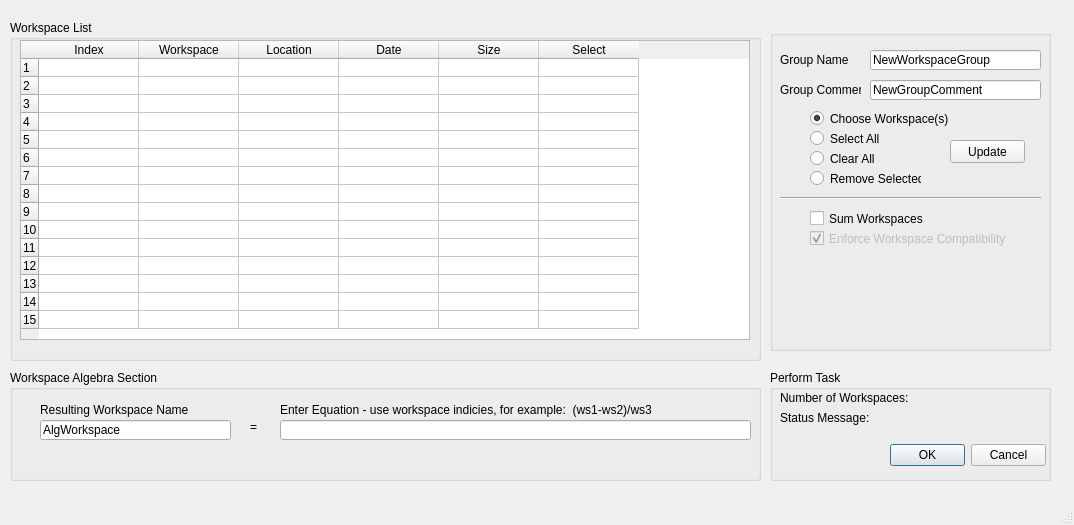
Before: the Qt Designer form WorkspaceComposer.ui in neutrons/mslice_2.0, drawn with Qt 5.
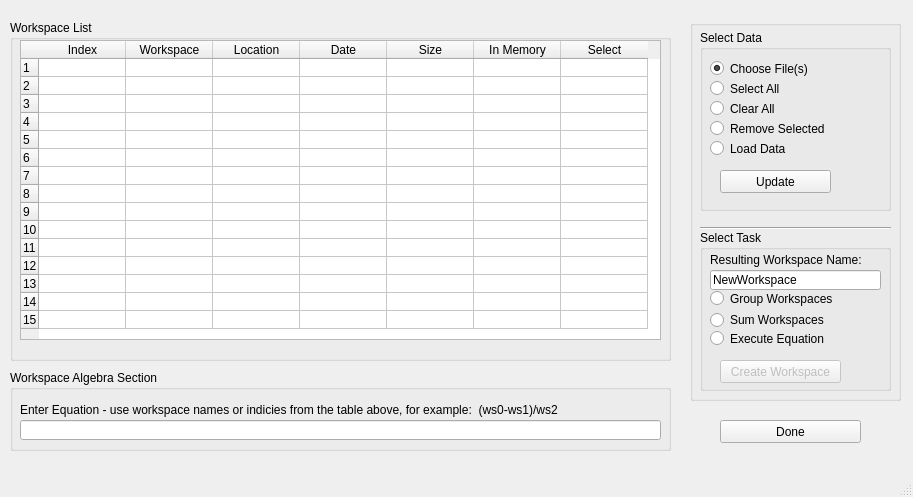
After: the same form once the commit is applied.

Commit message:
Reduced size of GUIs and refactored Workspace Composer
The MSlice GUI size was reduced by 40% and the Workspace composer was
reworked to better accommodate dataflow and workflow.

```diff
--- a/WorkspaceComposer.ui
+++ b/WorkspaceComposer.ui
@@ -6,8 +6,8 @@
    <rect>
     <x>0</x>
     <y>0</y>
-    <width>1074</width>
-    <height>525</height>
+    <width>913</width>
+    <height>497</height>
    </rect>
   </property>
   <property name="windowTitle">
@@ -17,99 +17,163 @@
    <widget class="QGroupBox" name="groupBox">
     <property name="geometry">
      <rect>
-      <x>770</x>
-      <y>30</y>
-      <width>281</width>
-      <height>321</height>
+      <x>690</x>
+      <y>20</y>
+      <width>211</width>
+      <height>381</height>
      </rect>
     </property>
     <property name="title">
      <string/>
     </property>
-    <widget class="QLineEdit" name="lineEditGroupName">
+    <widget class="Line" name="line">
      <property name="geometry">
       <rect>
-       <x>100</x>
-       <y>20</y>
-       <width>171</width>
-       <height>20</height>
+       <x>10</x>
+       <y>200</y>
+       <width>191</width>
+       <height>16</height>
       </rect>
      </property>
-     <property name="text">
-      <string>NewWorkspaceGroup</string>
+     <property name="orientation">
+      <enum>Qt::Horizontal</enum>
      </property>
     </widget>
+    <widget class="QGroupBox" name="groupBox_5">
+     <property name="geometry">
+      <rect>
+       <x>10</x>
+       <y>210</y>
+       <width>191</width>
+       <height>161</height>
+      </rect>
+     </property>
+     <property name="title">
+      <string>Select Task</string>
+     </property>
     <widget class="QLabel" name="label">
      <property name="geometry">
       <rect>
        <x>10</x>
        <y>20</y>
-       <width>71</width>
+        <width>171</width>
        <height>20</height>
       </rect>
      </property>
      <property name="text">
-      <string>Group Name</string>
-     </property>
-    </widget>
-    <widget class="QLabel" name="label_2">
+       <string>Resulting Workspace Name:</string>
+      </property>
+     </widget>
+     <widget class="QLineEdit" name="lineEditGroupName">
      <property name="geometry">
       <rect>
        <x>10</x>
-       <y>50</y>
-       <width>81</width>
+        <y>40</y>
+        <width>171</width>
        <height>20</height>
       </rect>
      </property>
      <property name="text">
-      <string>Group Comment</string>
-     </property>
-    </widget>
-    <widget class="QLineEdit" name="lineEditGroupComment">
+       <string>NewWorkspace</string>
+      </property>
+     </widget>
+     <widget class="QPushButton" name="pushButtonCreateWorkspace">
+      <property name="enabled">
+       <bool>false</bool>
+      </property>
      <property name="geometry">
       <rect>
-       <x>100</x>
-       <y>50</y>
-       <width>171</width>
+        <x>20</x>
+        <y>130</y>
+        <width>121</width>
+        <height>23</height>
+       </rect>
+      </property>
+      <property name="toolTip">
+       <string extracomment="Load Data to Enable "/>
+      </property>
+      <property name="text">
+       <string>Create Workspace</string>
+      </property>
+     </widget>
+     <widget class="QRadioButton" name="radioButtonSumWS">
+      <property name="geometry">
+       <rect>
+        <x>10</x>
+        <y>80</y>
+        <width>161</width>
        <height>20</height>
       </rect>
      </property>
      <property name="text">
-      <string>NewGroupComment</string>
-     </property>
-    </widget>
-    <widget class="QRadioButton" name="radioButtonSelectAll">
+       <string>Sum Workspaces</string>
+      </property>
+     </widget>
+     <widget class="QRadioButton" name="radioButtonGroupWS">
      <property name="geometry">
       <rect>
-       <x>40</x>
+        <x>10</x>
+        <y>60</y>
+        <width>161</width>
+        <height>17</height>
+       </rect>
+      </property>
+      <property name="text">
+       <string>Group Workspaces</string>
+      </property>
+     </widget>
+     <widget class="QRadioButton" name="radioButtonExecuteEqn">
+      <property name="geometry">
+       <rect>
+        <x>10</x>
        <y>100</y>
-       <width>82</width>
+        <width>171</width>
        <height>17</height>
       </rect>
      </property>
      <property name="text">
-      <string>Select All</string>
-     </property>
-    </widget>
-    <widget class="QRadioButton" name="radioButtonClearAll">
+       <string>Execute Equation</string>
+      </property>
+     </widget>
+     <zorder>label</zorder>
+     <zorder>lineEditGroupName</zorder>
+     <zorder>pushButtonCreateWorkspace</zorder>
+     <zorder>radioButtonSumWS</zorder>
+     <zorder>radioButtonSumWS</zorder>
+     <zorder>radioButtonGroupWS</zorder>
+     <zorder>radioButtonExecuteEqn</zorder>
+    </widget>
+    <widget class="QGroupBox" name="groupBox_6">
      <property name="geometry">
       <rect>
-       <x>40</x>
-       <y>120</y>
-       <width>82</width>
-       <height>17</height>
+       <x>10</x>
+       <y>10</y>
+       <width>191</width>
+       <height>181</height>
       </rect>
      </property>
-     <property name="text">
-      <string>Clear All</string>
+     <property name="title">
+      <string>Select Data</string>
      </property>
-    </widget>
-    <widget class="QRadioButton" name="radioButtonRemoveSelected">
+     <widget class="QPushButton" name="pushButtonUpdate">
      <property name="geometry">
       <rect>
-       <x>40</x>
+        <x>20</x>
        <y>140</y>
        <width>111</width>
+        <height>23</height>
+       </rect>
+      </property>
+      <property name="text">
+       <string>Update</string>
+      </property>
+     </widget>
+     <widget class="QRadioButton" name="radioButtonRemoveSelected">
+      <property name="geometry">
+       <rect>
+        <x>10</x>
+        <y>90</y>
+        <width>151</width>
        <height>17</height>
       </rect>
      </property>
@@ -117,79 +181,61 @@
       <string>Remove Selected</string>
      </property>
     </widget>
-    <widget class="QRadioButton" name="radioButtonChooseWorkspace">
+     <widget class="QRadioButton" name="radioButtonClearAll">
      <property name="geometry">
       <rect>
-       <x>40</x>
-       <y>80</y>
-       <width>211</width>
+        <x>10</x>
+        <y>70</y>
+        <width>151</width>
        <height>17</height>
       </rect>
      </property>
      <property name="text">
-      <string>Choose Workspace(s)</string>
-     </property>
-     <property name="checked">
-      <bool>true</bool>
-     </property>
-    </widget>
-    <widget class="QPushButton" name="pushButtonUpdate">
+       <string>Clear All</string>
+      </property>
+     </widget>
+     <widget class="QRadioButton" name="radioButtonSelectAll">
+      <property name="geometry">
+       <rect>
+        <x>10</x>
+        <y>50</y>
+        <width>151</width>
+        <height>17</height>
+       </rect>
+      </property>
+      <property name="text">
+       <string>Select All</string>
+      </property>
+     </widget>
+     <widget class="QRadioButton" name="radioButtonLoadData">
      <property name="geometry">
       <rect>
-       <x>180</x>
+        <x>10</x>
        <y>110</y>
-       <width>75</width>
-       <height>23</height>
+        <width>151</width>
+        <height>17</height>
       </rect>
      </property>
      <property name="text">
-      <string>Update</string>
-     </property>
-    </widget>
-    <widget class="QCheckBox" name="checkBoxEnforceCompatibility">
-     <property name="enabled">
-      <bool>false</bool>
-     </property>
+       <string>Load Data</string>
+      </property>
+     </widget>
+     <widget class="QRadioButton" name="radioButtonChooseWorkspace">
      <property name="geometry">
       <rect>
-       <x>40</x>
-       <y>200</y>
-       <width>231</width>
+        <x>10</x>
+        <y>30</y>
+        <width>161</width>
        <height>17</height>
       </rect>
      </property>
      <property name="text">
-      <string>Enforce Workspace Compatibility</string>
+       <string>Choose File(s)</string>
      </property>
      <property name="checked">
       <bool>true</bool>
      </property>
     </widget>
-    <widget class="QCheckBox" name="checkBoxSumWorkspaces">
-     <property name="geometry">
-      <rect>
-       <x>40</x>
-       <y>180</y>
-       <width>181</width>
-       <height>17</height>
-      </rect>
-     </property>
-     <property name="text">
-      <string>Sum Workspaces</string>
-     </property>
-    </widget>
-    <widget class="Line" name="line">
-     <property name="geometry">
-      <rect>
-       <x>10</x>
-       <y>160</y>
-       <width>261</width>
-       <height>16</height>
-      </rect>
-     </property>
-     <property name="orientation">
-      <enum>Qt::Horizontal</enum>
-     </property>
     </widget>
    </widget>
    <widget class="QGroupBox" name="groupBox_2">
@@ -197,52 +243,19 @@
      <rect>
       <x>10</x>
       <y>370</y>
-      <width>751</width>
-      <height>111</height>
+      <width>661</width>
+      <height>81</height>
      </rect>
     </property>
     <property name="title">
      <string>Workspace Algebra Section</string>
     </property>
-    <widget class="QLineEdit" name="lineEditResultingWorkspace">
-     <property name="geometry">
-      <rect>
-       <x>30</x>
-       <y>50</y>
-       <width>191</width>
-       <height>20</height>
-      </rect>
-     </property>
-     <property name="toolTip">
-      <string>Enter the name of the workspace to contain the results of the equation</string>
-     </property>
-     <property name="styleSheet">
-      <string notr="true">color: rgb(0, 0, 0);
-border-color: rgb(0, 0, 0);</string>
-     </property>
-     <property name="text">
-      <string>AlgWorkspace</string>
-     </property>
-    </widget>
-    <widget class="QLabel" name="label_3">
-     <property name="geometry">
-      <rect>
-       <x>240</x>
-       <y>50</y>
-       <width>46</width>
-       <height>13</height>
-      </rect>
-     </property>
-     <property name="text">
-      <string>=</string>
-     </property>
-    </widget>
     <widget class="QLineEdit" name="lineEditEquation">
      <property name="geometry">
       <rect>
-       <x>270</x>
+       <x>10</x>
        <y>50</y>
-       <width>471</width>
+       <width>641</width>
        <height>20</height>
       </rect>
      </property>
@@ -250,82 +263,17 @@
       <string>Enter an equation using the workspace indicies listed in the Workspace List above.  The shorter Index names are used for convenience.</string>
      </property>
     </widget>
-    <widget class="QLabel" name="label_4">
-     <property name="geometry">
-      <rect>
-       <x>30</x>
-       <y>30</y>
-       <width>191</width>
-       <height>20</height>
-      </rect>
-     </property>
-     <property name="text">
-      <string>Resulting Workspace Name</string>
-     </property>
-    </widget>
     <widget class="QLabel" name="label_5">
      <property name="geometry">
       <rect>
-       <x>270</x>
+       <x>10</x>
        <y>30</y>
-       <width>471</width>
+       <width>641</width>
        <height>20</height>
       </rect>
      </property>
      <property name="text">
-      <string>Enter Equation - use workspace indicies, for example:  (ws1-ws2)/ws3</string>
-     </property>
-    </widget>
-   </widget>
-   <widget class="QGroupBox" name="groupBox_3">
-    <property name="geometry">
-     <rect>
-      <x>770</x>
-      <y>370</y>
-      <width>281</width>
-      <height>111</height>
-     </rect>
-    </property>
-    <property name="title">
-     <string>Perform Task</string>
-    </property>
-    <widget class="QDialogButtonBox" name="buttonBox">
-     <property name="geometry">
-      <rect>
-       <x>120</x>
-       <y>70</y>
-       <width>156</width>
-       <height>31</height>
-      </rect>
-     </property>
-     <property name="standardButtons">
-      <set>QDialogButtonBox::Cancel|QDialogButtonBox::Ok</set>
-     </property>
-    </widget>
-    <widget class="QLabel" name="labelStatusMsg">
-     <property name="geometry">
-      <rect>
-       <x>10</x>
-       <y>40</y>
-       <width>261</width>
-       <height>16</height>
-      </rect>
-     </property>
-     <property name="text">
-      <string>Status Message:</string>
-     </property>
-    </widget>
-    <widget class="QLabel" name="labelNumWorkspaces">
-     <property name="geometry">
-      <rect>
-       <x>10</x>
-       <y>20</y>
-       <width>261</width>
-       <height>16</height>
-      </rect>
-     </property>
-     <property name="text">
-      <string>Number of Workspaces: </string>
+      <string>Enter Equation - use workspace names or indicies from the table above, for example:  (ws0-ws1)/ws2</string>
      </property>
     </widget>
    </widget>
@@ -334,7 +282,7 @@
      <rect>
       <x>10</x>
       <y>20</y>
-      <width>751</width>
+      <width>661</width>
       <height>341</height>
      </rect>
     </property>
@@ -350,7 +298,7 @@
       <rect>
        <x>10</x>
        <y>20</y>
-       <width>730</width>
+       <width>641</width>
        <height>300</height>
       </rect>
      </property>
@@ -378,11 +326,20 @@
      <property name="rowCount">
       <number>15</number>
      </property>
+     <property name="columnCount">
+      <number>7</number>
+     </property>
+     <attribute name="horizontalHeaderVisible">
+      <bool>true</bool>
+     </attribute>
+     <attribute name="horizontalHeaderDefaultSectionSize">
+      <number>87</number>
+     </attribute>
      <attribute name="verticalHeaderDefaultSectionSize">
       <number>18</number>
      </attribute>
      <attribute name="verticalHeaderMinimumSectionSize">
-      <number>15</number>
+      <number>10</number>
      </attribute>
      <row/>
      <row/>
@@ -424,6 +381,11 @@
        <string>Size</string>
       </property>
      </column>
+     <column>
+      <property name="text">
+       <string>In Memory</string>
+      </property>
+     </column>
      <column>
       <property name="text">
        <string>Select</string>
@@ -431,6 +393,24 @@
      </column>
     </widget>
    </widget>
+   <widget class="QPushButton" name="pushButtonDone">
+    <property name="geometry">
+     <rect>
+      <x>720</x>
+      <y>420</y>
+      <width>141</width>
+      <height>23</height>
+     </rect>
+    </property>
+    <property name="text">
+     <string>Done</string>
+    </property>
+   </widget>
+   <zorder>groupBox</zorder>
+   <zorder>groupBox_2</zorder>
+   <zorder>groupBox_4</zorder>
+   <zorder>pushButtonDone</zorder>
+   <zorder>groupBox_6</zorder>
   </widget>
   <widget class="QMenuBar" name="menubar">
    <property name="geometry">
```
Left out of the diff: 66 changed lines with no effect on the pictures. Lines whose indentation alone changed are shown as unchanged. The commit also changes 7 other files.
